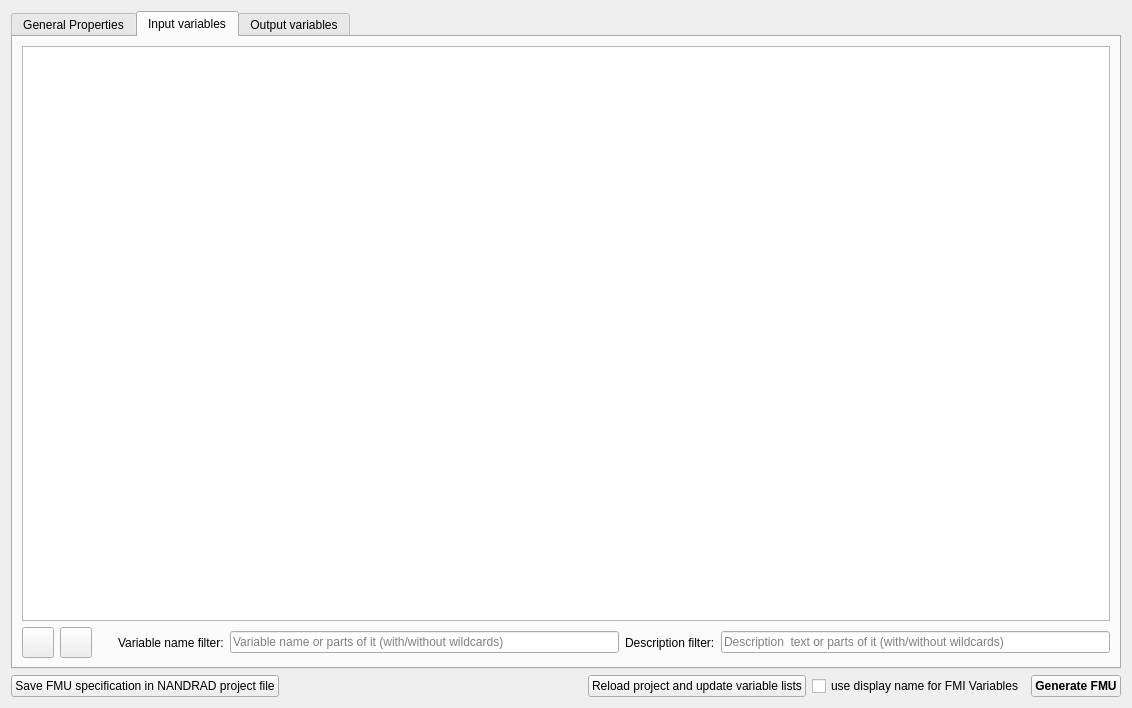
Old version of the form NandradFMUGenerator/src/NandradFMUGeneratorWidget.ui in the repository ghorwin/SIM-VICUS.
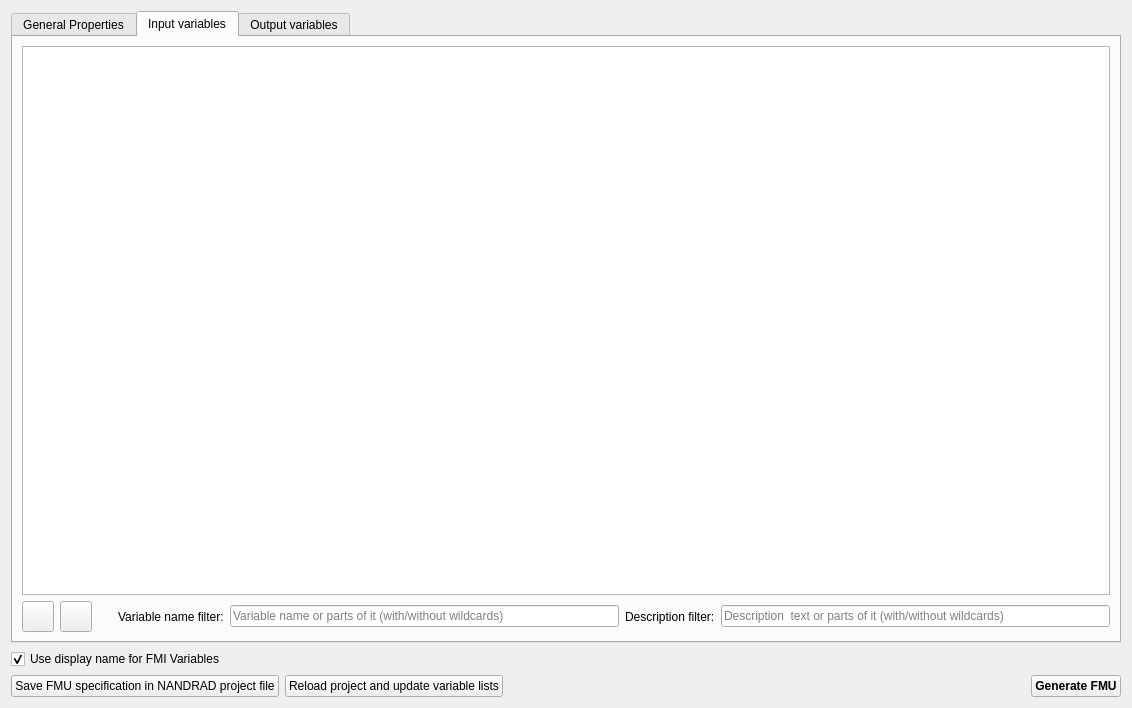
New version of the form. Icons and pictures are not drawn. Custom widgets are drawn as their Qt base class.

The edit to the form file:
```diff
--- a/NandradFMUGenerator/src/NandradFMUGeneratorWidget.ui
+++ b/NandradFMUGenerator/src/NandradFMUGeneratorWidget.ui
@@ -282,6 +282,16 @@
      </widget>
     </widget>
    </item>
+   <item>
+    <widget class="QCheckBox" name="checkBoxUseDisplayNames">
+     <property name="text">
+      <string>Use display name for FMI Variables</string>
+     </property>
+     <property name="checked">
+      <bool>true</bool>
+     </property>
+    </widget>
+   </item>
    <item>
     <layout class="QHBoxLayout" name="horizontalLayout">
      <item>
@@ -291,6 +301,13 @@
        </property>
       </widget>
      </item>
+     <item>
+      <widget class="QPushButton" name="pushButtonRefresh">
+       <property name="text">
+        <string>Reload project and update variable lists</string>
+       </property>
+      </widget>
+     </item>
      <item>
       <spacer name="horizontalSpacer">
        <property name="orientation">
@@ -304,20 +321,6 @@
        </property>
       </spacer>
      </item>
-     <item>
-      <widget class="QPushButton" name="pushButtonRefresh">
-       <property name="text">
-        <string>Reload project and update variable lists</string>
-       </property>
-      </widget>
-     </item>
-     <item>
-      <widget class="QCheckBox" name="checkBoxUseDisplayNames">
-       <property name="text">
-        <string>use display name for FMI Variables</string>
-       </property>
-      </widget>
-     </item>
      <item>
       <widget class="QPushButton" name="pushButtonGenerate">
        <property name="font">
```
